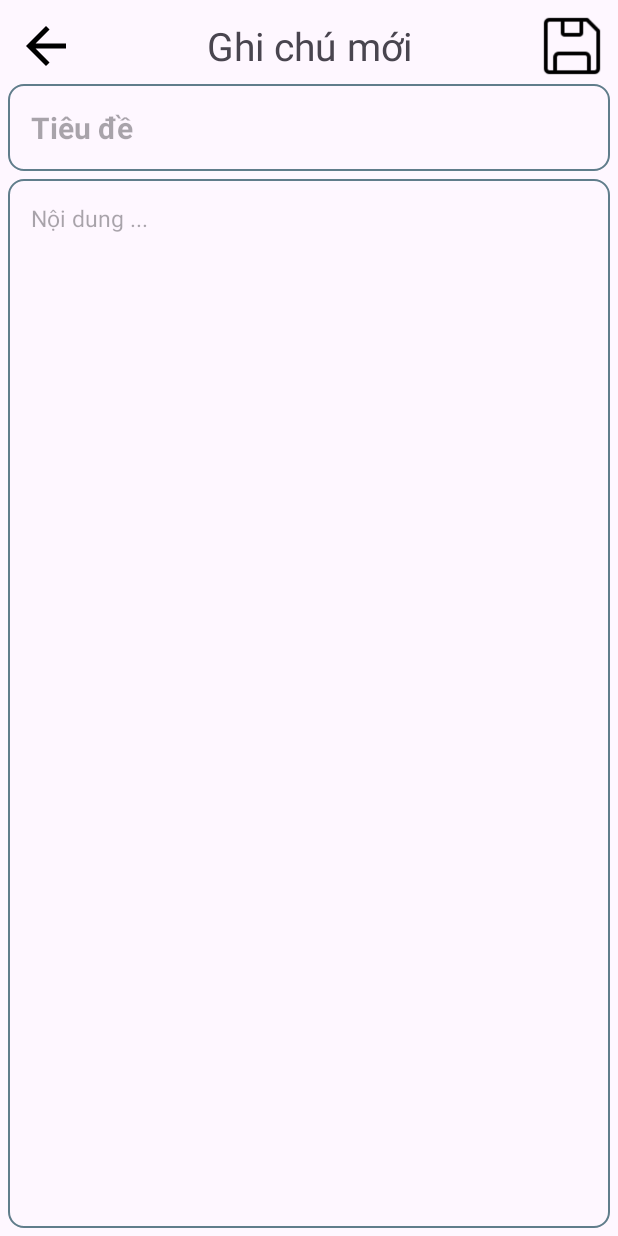
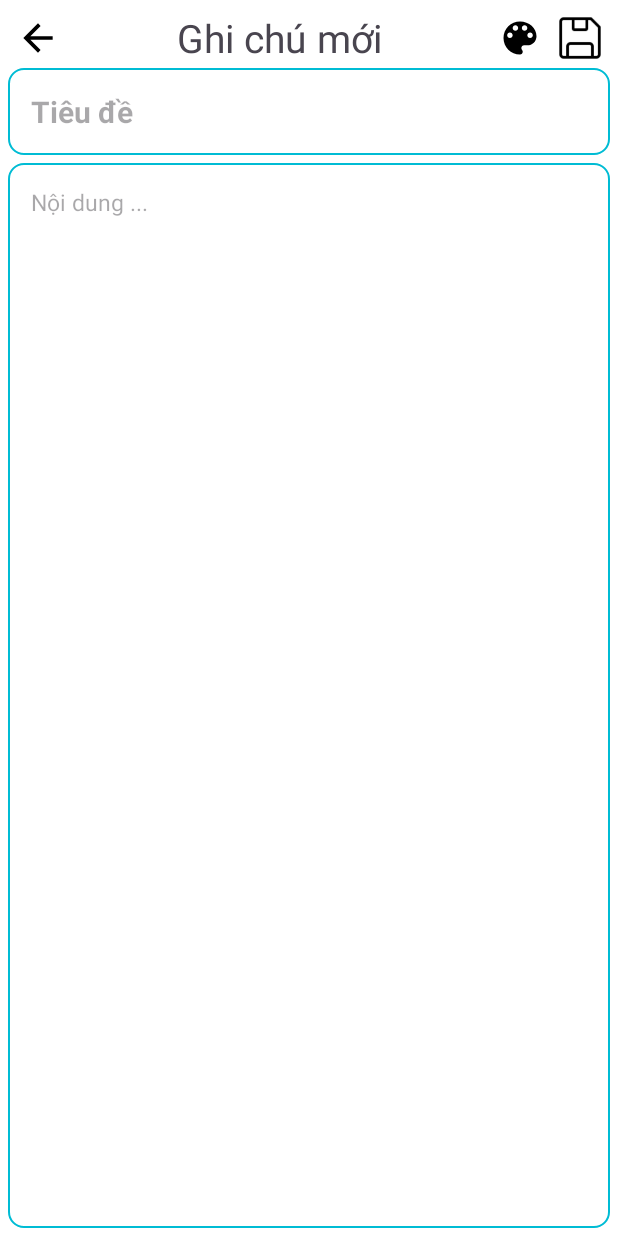
Before and after one commit to dodphu/NoteCat, an Android app: the AddNoteActivity screen opened directly, with no data from a screen before it, on a phone screen of 412 x 824 dp. Run offline under Robolectric (Android 15) with nearby library versions, the phone set to English and light mode, and no system bars; our stand-ins replace Room's generated code.

Commit message:
add color picker

```diff
--- a/app/src/main/java/com/example/notecat/fragments/AllNoteFragment.kt
+++ b/app/src/main/java/com/example/notecat/fragments/AllNoteFragment.kt
@@ -54,8 +54,6 @@ class AllNoteFragment : Fragment(R.layout.fragment_all_note) {
 
         val fab = binding.fabAdd
         fab.setOnClickListener {
-            //noteViewModel.addNoteVM(Note("phuu", "cccc", "phuu"))
-            //noteViewModel.addNoteVM(Note.createNote("phu3", "adu", "22-12 -2222"))
             val intent = Intent(requireContext(), AddNoteActivity::class.java)
             startActivity(intent)
         }
@@ -84,7 +82,7 @@ class AllNoteFragment : Fragment(R.layout.fragment_all_note) {
                 noteViewModel.deleteNoteVM(swipeItem)
                 val snackbar = Snackbar.make(
                     rycv_note,
-                    "Đã Xóa ghi chú !",
+                    "Đã xóa ghi chú !",
                     Snackbar.LENGTH_LONG
                 )
                 snackbar.setAction("Hoàn tác") {
--- a/app/src/main/java/com/example/notecat/model/Note.kt
+++ b/app/src/main/java/com/example/notecat/model/Note.kt
@@ -1,5 +1,7 @@
 package com.example.notecat.model
 
+import android.graphics.Color
+import android.graphics.drawable.Drawable
 import androidx.room.ColumnInfo
 import androidx.room.Entity
 import androidx.room.PrimaryKey
@@ -14,7 +16,8 @@ data class Note(
     var id: Int? = null,
     var title: String,
     var content: String,
-    val date: String?
+    val date: String?,
+    var color: Int?
 ) : Serializable {
     companion object {
         fun getCurrentDateTime(): String {
--- /dev/null
+++ b/app/src/main/res/drawable/baseline_color_lens_24.xml
@@ -0,0 +1,5 @@
+<vector android:height="24dp" android:tint="#000000"
+    android:viewportHeight="24" android:viewportWidth="24"
+    android:width="24dp" xmlns:android="http://schemas.android.com/apk/res/android">
+    <path android:fillColor="@android:color/white" android:pathData="M12,3c-4.97,0 -9,4.03 -9,9s4.03,9 9,9c0.83,0 1.5,-0.67 1.5,-1.5 0,-0.39 -0.15,-0.74 -0.39,-1.01 -0.23,-0.26 -0.38,-0.61 -0.38,-0.99 0,-0.83 0.67,-1.5 1.5,-1.5L16,16c2.76,0 5,-2.24 5,-5 0,-4.42 -4.03,-8 -9,-8zM6.5,12c-0.83,0 -1.5,-0.67 -1.5,-1.5S5.67,9 6.5,9 8,9.67 8,10.5 7.33,12 6.5,12zM9.5,8C8.67,8 8,7.33 8,6.5S8.67,5 9.5,5s1.5,0.67 1.5,1.5S10.33,8 9.5,8zM14.5,8c-0.83,0 -1.5,-0.67 -1.5,-1.5S13.67,5 14.5,5s1.5,0.67 1.5,1.5S15.33,8 14.5,8zM17.5,12c-0.83,0 -1.5,-0.67 -1.5,-1.5S16.67,9 17.5,9s1.5,0.67 1.5,1.5 -0.67,1.5 -1.5,1.5z"/>
+</vector>
--- /dev/null
+++ b/app/src/main/res/drawable/circledrawable.xml
@@ -0,0 +1,6 @@
+<shape xmlns:android="http://schemas.android.com/apk/res/android"
+    android:shape="oval">
+    <size
+        android:width="24dp"
+        android:height="24dp" />
+</shape>
--- a/app/src/main/res/drawable/round_corner.xml
+++ b/app/src/main/res/drawable/round_corner.xml
@@ -4,6 +4,7 @@
     <corners android:radius="10dp" />
     <stroke
         android:width="1dp"
-        android:color="@color/blueGrey" />
+        android:color="@color/cyan"
+   />
 
 </shape>
--- a/app/src/main/res/layout/activity_add_note.xml
+++ b/app/src/main/res/layout/activity_add_note.xml
@@ -1,20 +1,22 @@
 <?xml version="1.0" encoding="utf-8"?>
 <LinearLayout xmlns:android="http://schemas.android.com/apk/res/android"
+    android:id="@+id/view_newnotes"
     android:layout_width="match_parent"
     android:layout_height="match_parent"
     android:orientation="vertical"
+    android:background="@color/white"
     android:padding="5dp">
 
     <LinearLayout
         android:layout_width="match_parent"
         android:layout_height="wrap_content"
-        android:orientation="horizontal"
-        android:padding="5dp">
+        android:orientation="horizontal">
 
         <ImageView
             android:id="@+id/img_back"
             android:layout_width="40dp"
             android:layout_height="40dp"
+            android:padding="5dp"
             android:src="@drawable/baseline_arrow_back_24" />
 
         <TextView
@@ -26,11 +28,18 @@
             android:text="Ghi chú mới"
             android:textSize="26sp"
             android:gravity="center"/>
+        <ImageView
+            android:id="@+id/img_changeColor"
+            android:layout_width="40dp"
+            android:layout_height="40dp"
+            android:padding="5dp"
+            android:src="@drawable/baseline_color_lens_24"/>
 
         <ImageView
             android:id="@+id/img_save_note"
             android:layout_width="40dp"
             android:layout_height="40dp"
+            android:padding="5dp"
             android:src="@drawable/save" />
     </LinearLayout>
 
@@ -46,7 +55,8 @@
         android:padding="15dp"
         android:textSize="20sp"
         android:textStyle="bold"
-        android:textColor="@color/cyan"/>
+        android:textColor="@color/cyan"
+        />
 
     <EditText
         android:id="@+id/edt_content_add"
@@ -57,6 +67,12 @@
         android:hint="@string/noidungaddnote"
         android:padding="15dp"
         android:textSize="15sp" />
+    <com.google.android.material.floatingactionbutton.FloatingActionButton
+        android:id="@+id/fab_change_color"
+        android:layout_width="50dp"
+        android:layout_height="wrap_content"
+        android:src="@color/cyan"
+        android:layout_gravity="end|bottom" />
 
 
 </LinearLayout>
--- a/app/src/main/res/layout/fragment_all_note.xml
+++ b/app/src/main/res/layout/fragment_all_note.xml
@@ -13,10 +13,9 @@
         android:layout_height="wrap_content"
         android:padding="10dp"
         android:text="All Notes"
-        android:textColor="@color/black"
+        android:textColor="@color/cyan"
         android:textSize="25sp"
         android:textStyle="bold" />
-
 
     <EditText
         android:id="@+id/edit_text_search"
--- a/app/src/main/res/values/colors.xml
+++ b/app/src/main/res/values/colors.xml
@@ -33,10 +33,8 @@
         <item>@color/deepPurple</item>
         <item>@color/amber</item>
         <item>@color/green</item>
-        <item>@color/deepOrange</item>
         <item>@color/red</item>
         <item>@color/brown</item>
-        <item>@color/lightBlue</item>
     </array>
 
 </resources>
```
Also changed, not shown: app/src/main/java/com/example/notecat/activities/AddNoteActivity.kt (+53 -5 lines), app/src/main/java/com/example/notecat/adapter/AdapterChangeColor.kt (added, +45 -0 lines), app/src/main/java/com/example/notecat/adapter/AdapterNote.kt (+6 -3 lines), app/src/main/res/layout/color_item.xml (added, +15 -0 lines), app/src/main/res/layout/color_picker_custom.xml (added, +21 -0 lines), app/src/main/res/layout/note_item.xml (+13 -8 lines).
